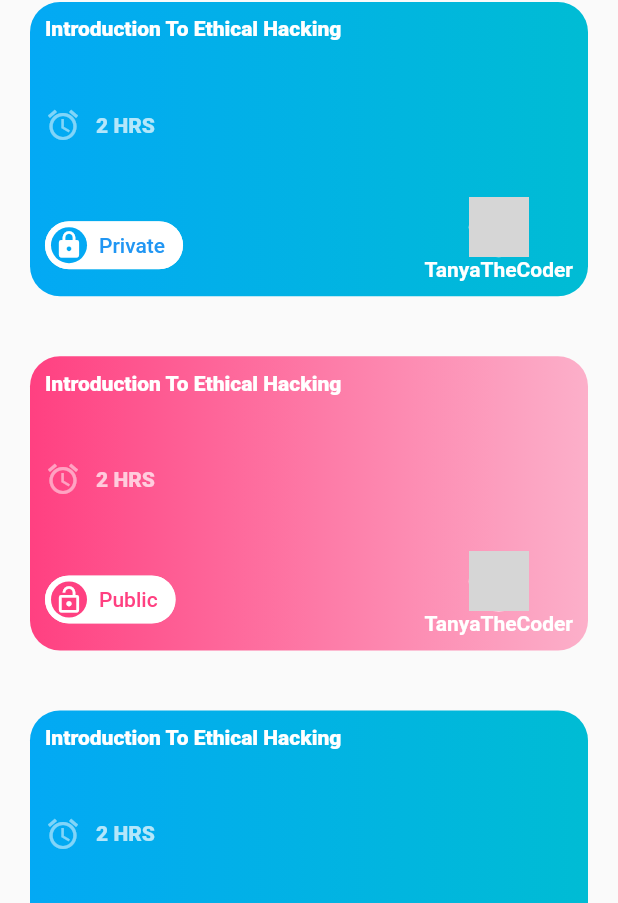
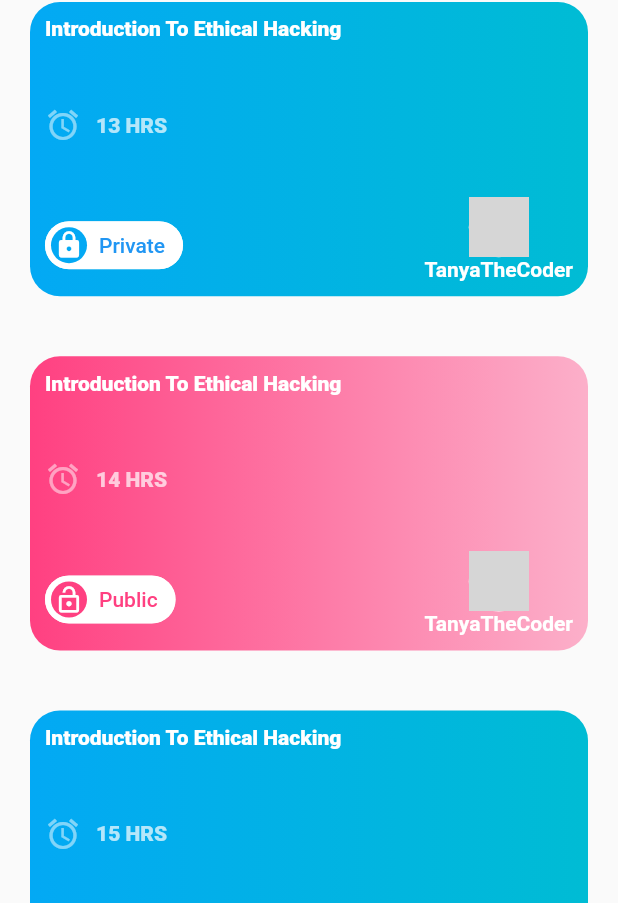
Before and after one commit to flutterdevzim/coursehub, a Flutter app: the ExplorePage screen opened directly, scrolled down 3456 dp, on a phone screen of 412 x 824 dp. Shown: the part 137-1040 px from the top of the screen. Run offline on Flutter 3.47's test engine with Material 2 defaults, Android fonts, the phone set to English and light mode, and no system bars; our stand-ins replace carousel_slider; network calls fail; grey boxes are pictures that could not be loaded.

Commit message:
change TextStyle

```diff
--- a/lib/ui/explore.dart
+++ b/lib/ui/explore.dart
@@ -39,7 +39,7 @@ class _ExplorePageState extends State<ExplorePage> with TickerProviderStateMixin
     this.startSlides();
 
     animation = AnimationController(vsync: this, duration: Duration(seconds: 2),);
-    _fadeInFadeOut = Tween<double>(begin: 0.5, end: 0.9).animate(animation);
+    _fadeInFadeOut = Tween<double>(begin: 0.2, end: 0.9).animate(animation);
 
     animation.addStatusListener((status){
       if(status == AnimationStatus.completed){
@@ -178,7 +178,8 @@ class _ExplorePageState extends State<ExplorePage> with TickerProviderStateMixin
 
                                 },
                                 child: Text('Learn More'.toUpperCase(), style: TextStyle(
-                                  color: Colors.white
+                                  color: Colors.white,
+                                  fontWeight: FontWeight.w800
                                 ),),
                               ),
                             )
@@ -403,7 +404,7 @@ class _ExplorePageState extends State<ExplorePage> with TickerProviderStateMixin
                                       SizedBox(
                                         width: 10,
                                       ),
-                                      Text('2 HRS', style:TextStyle(
+                                      Text('$index HRS', style:TextStyle(
                                         color: Colors.white.withOpacity(.7),
                                         fontWeight: FontWeight.w800,
 
```
